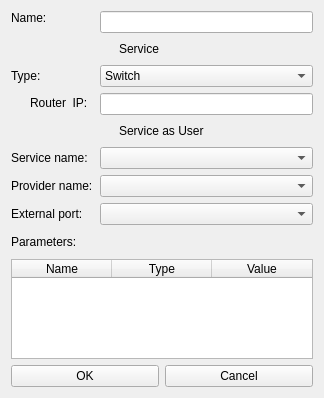
Above: DCGUI/Windows/TenantSwitch.ui from DanielZorin/DataCenters before the change. Below: the same form after it.
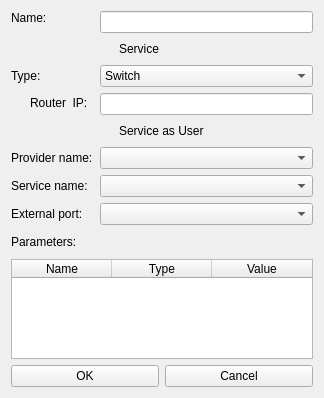
That is the form after the change. Icons and pictures are not drawn.

Commit message: service as user works now

The edit to the form file:
```diff
--- a/DCGUI/Windows/TenantSwitch.ui
+++ b/DCGUI/Windows/TenantSwitch.ui
@@ -37,7 +37,7 @@
        <property name="fieldGrowthPolicy">
         <enum>QFormLayout::AllNonFixedFieldsGrow</enum>
        </property>
-       <item row="1" column="0">
+       <item row="0" column="0">
         <widget class="QLabel" name="namelabel">
          <property name="sizePolicy">
           <sizepolicy hsizetype="Preferred" vsizetype="Fixed">
@@ -50,7 +50,7 @@
          </property>
         </widget>
        </item>
-       <item row="1" column="1">
+       <item row="0" column="1">
         <widget class="QLineEdit" name="name">
          <property name="enabled">
           <bool>true</bool>
@@ -60,21 +60,21 @@
          </property>
         </widget>
        </item>
-       <item row="2" column="1">
+       <item row="1" column="1">
         <widget class="QCheckBox" name="service">
          <property name="text">
           <string>Service</string>
          </property>
         </widget>
        </item>
-       <item row="3" column="0">
+       <item row="2" column="0">
         <widget class="QLabel" name="label_4">
          <property name="text">
           <string>Type:</string>
          </property>
         </widget>
        </item>
-       <item row="3" column="1">
+       <item row="2" column="1">
         <widget class="QComboBox" name="type">
          <item>
           <property name="text">
@@ -88,41 +88,44 @@
          </item>
         </widget>
        </item>
-       <item row="5" column="0">
+       <item row="3" column="0">
         <widget class="QCheckBox" name="router">
          <property name="text">
           <string>Router  IP:</string>
          </property>
         </widget>
        </item>
-       <item row="5" column="1">
+       <item row="3" column="1">
         <widget class="QLineEdit" name="ip"/>
        </item>
-       <item row="6" column="1">
+       <item row="4" column="1">
         <widget class="QCheckBox" name="serviceasuser">
          <property name="text">
           <string>Service as User</string>
          </property>
         </widget>
        </item>
-       <item row="9" column="1">
-        <widget class="QComboBox" name="port"/>
-       </item>
-       <item row="7" column="0">
-        <widget class="QLabel" name="label_2">
-         <property name="text">
-          <string>Service name:</string>
-         </property>
-        </widget>
-       </item>
-       <item row="8" column="0">
+       <item row="5" column="0">
         <widget class="QLabel" name="label_5">
          <property name="text">
           <string>Provider name:</string>
          </property>
         </widget>
        </item>
-       <item row="9" column="0">
+       <item row="5" column="1">
+        <widget class="QComboBox" name="provider"/>
+       </item>
+       <item row="6" column="0">
+        <widget class="QLabel" name="label_2">
+         <property name="text">
+          <string>Service name:</string>
+         </property>
+        </widget>
+       </item>
+       <item row="6" column="1">
+        <widget class="QComboBox" name="servicename"/>
+       </item>
+       <item row="7" column="0">
         <widget class="QLabel" name="label_6">
          <property name="text">
           <string>External port:</string>
@@ -130,10 +133,7 @@
         </widget>
        </item>
        <item row="7" column="1">
-        <widget class="QComboBox" name="servicename"/>
-       </item>
-       <item row="8" column="1">
-        <widget class="QComboBox" name="provider"/>
+        <widget class="QComboBox" name="port"/>
        </item>
       </layout>
      </item>
```
Left out of the diff: 34 changed lines with no effect on the pictures. The commit also changes 3 other files.
